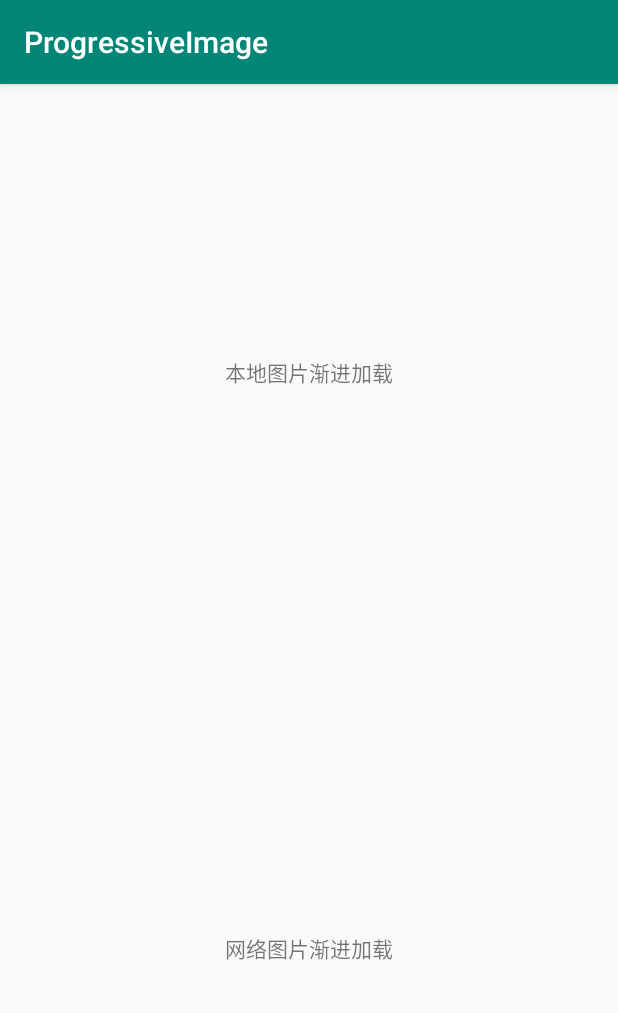
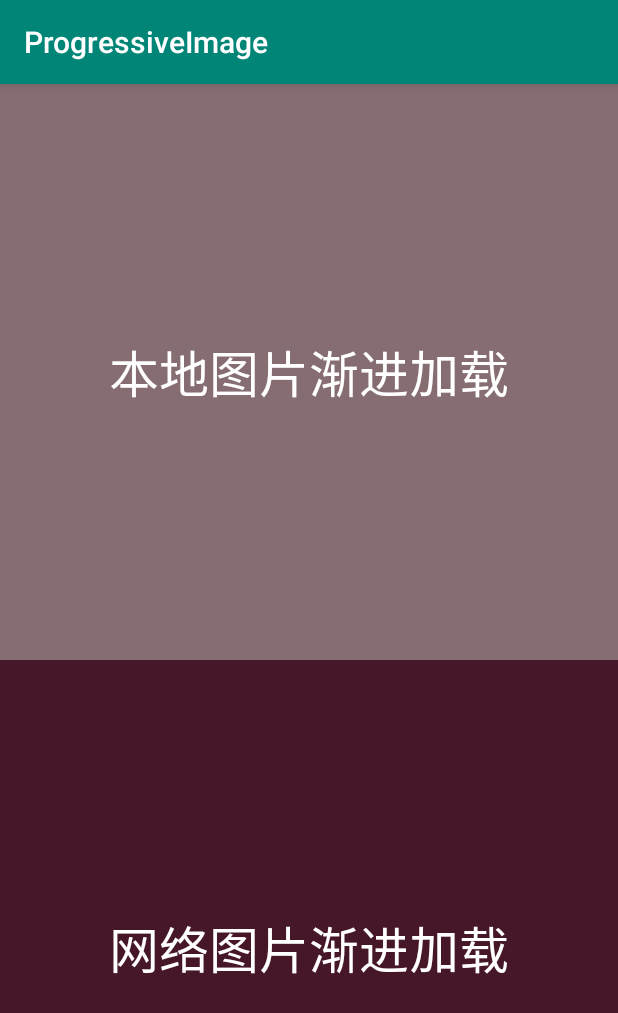
Before and after one commit to YeJiashen/Study, an Android app: the screen it shows after launch (MainActivity), on a phone screen of 412 x 824 dp. Shown: the top 1013 px of the screen. Run offline under Robolectric (Android 15) with nearby library versions, the phone set to English and light mode, and no system bars.

Commit message:
优化代码

```diff
--- a/ProgressiveImage/app/src/main/res/layout/activity_main.xml
+++ b/ProgressiveImage/app/src/main/res/layout/activity_main.xml
@@ -7,18 +7,14 @@
     tools:context=".activity.MainActivity">
 
     <TextView
-        android:gravity="center"
         android:id="@+id/local_progressive_img_button"
-        android:layout_width="match_parent"
-        android:layout_height="0dp"
-        android:layout_weight="1"
+        style="@style/MainTextStyle"
+        android:background="#856D72"
         android:text="@string/progressive_local" />
     <TextView
-        android:gravity="center"
         android:id="@+id/net_progressive_img_button"
-        android:layout_width="match_parent"
-        android:layout_height="0dp"
-        android:layout_weight="1"
+        style="@style/MainTextStyle"
+        android:background="#461629"
         android:text="@string/progressive_net" />
 
 </LinearLayout>
--- a/ProgressiveImage/app/src/main/res/layout/activity_net_progressive.xml
+++ b/ProgressiveImage/app/src/main/res/layout/activity_net_progressive.xml
@@ -18,7 +18,7 @@
 
     <ImageView
         android:id="@+id/img_net"
-        android:scaleType="centerInside"
+        android:scaleType="fitXY"
         android:layout_width="match_parent"
         android:layout_height="match_parent" />
 
--- a/ProgressiveImage/app/src/main/res/values/styles.xml
+++ b/ProgressiveImage/app/src/main/res/values/styles.xml
@@ -8,4 +8,13 @@
         <item name="colorAccent">@color/colorAccent</item>
     </style>
 
+    <style name="MainTextStyle">
+        <item name="android:layout_width">match_parent</item>
+        <item name="android:layout_height">0dp</item>
+        <item name="android:layout_weight">1</item>
+        <item name="android:textSize">33sp</item>
+        <item name="android:textColor">#FFF</item>
+        <item name="android:gravity">center</item>
+    </style>
+
 </resources>
```
